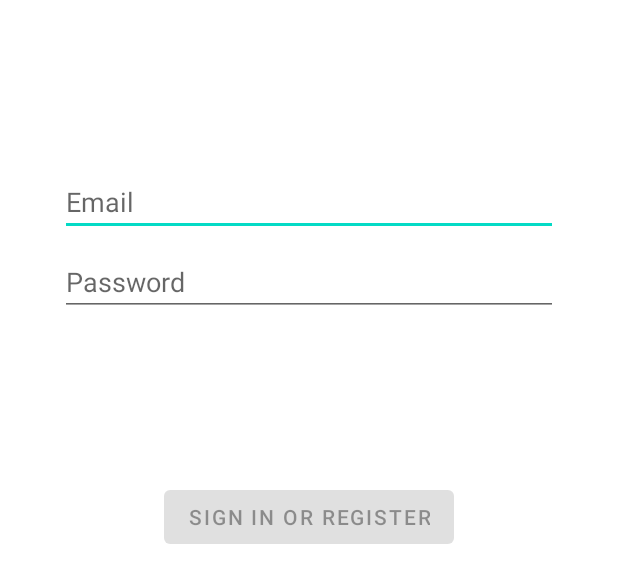
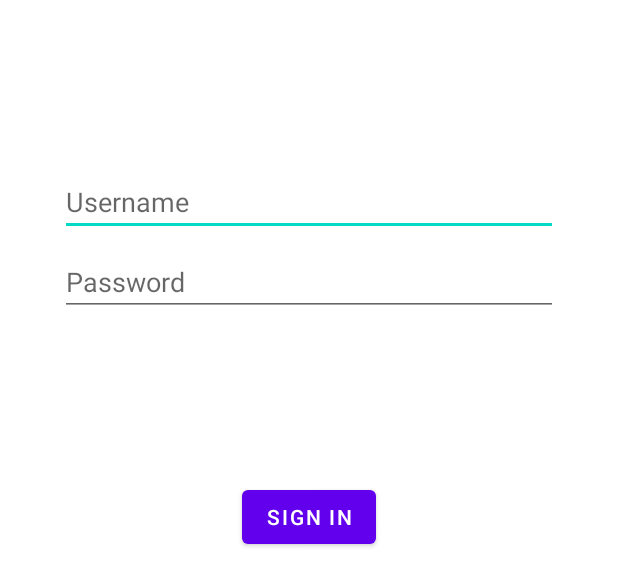
Before and after one commit to McGill-ECSE321-Winter2021/project-group-13, an Android app: the layout activity_login.xml on its own in the app's theme, with its tools: preview values and no code run, on a phone screen of 412 x 824 dp. Shown: the top 586 px of the screen. Run offline under Robolectric (Android 15) with nearby library versions, the phone set to English and light mode, and no system bars.

Commit message:
added login stuff and fixed gradle file

```diff
--- a/AutoRepairSystem-Android/app/build.gradle
+++ b/AutoRepairSystem-Android/app/build.gradle
@@ -39,4 +39,5 @@ dependencies {
     testImplementation 'junit:junit:4.+'
     androidTestImplementation 'androidx.test.ext:junit:1.1.1'
     androidTestImplementation 'androidx.test.espresso:espresso-core:3.2.0'
+    implementation 'com.loopj.android:android-async-http:1.4.9'
 }
--- a/AutoRepairSystem-Android/app/src/main/res/layout/activity_login.xml
+++ b/AutoRepairSystem-Android/app/src/main/res/layout/activity_login.xml
@@ -9,7 +9,7 @@
     android:paddingTop="@dimen/activity_vertical_margin"
     android:paddingRight="@dimen/activity_horizontal_margin"
     android:paddingBottom="@dimen/activity_vertical_margin"
-    tools:context=".ui.login.LoginActivity">
+    tools:context=".LogIn">
 
     <EditText
         android:id="@+id/username"
@@ -18,8 +18,8 @@
         android:layout_marginStart="24dp"
         android:layout_marginTop="96dp"
         android:layout_marginEnd="24dp"
-        android:hint="@string/prompt_email"
-        android:inputType="textEmailAddress"
+        android:hint="Username"
+        android:inputType="text"
         android:selectAllOnFocus="true"
         app:layout_constraintEnd_toEndOf="parent"
         app:layout_constraintStart_toStartOf="parent"
@@ -50,8 +50,9 @@
         android:layout_marginTop="16dp"
         android:layout_marginEnd="48dp"
         android:layout_marginBottom="64dp"
-        android:enabled="false"
-        android:text="@string/action_sign_in"
+        android:enabled="true"
+        android:onClick="signIn"
+        android:text="Sign In"
         app:layout_constraintBottom_toBottomOf="parent"
         app:layout_constraintEnd_toEndOf="parent"
         app:layout_constraintStart_toStartOf="parent"
```
Also changed, not shown: AutoRepairSystem-Android/app/src/main/AndroidManifest.xml (+5 -3 lines), AutoRepairSystem-Android/app/src/main/java/ca/mcgill/ca/ecse321/autorepairsystem/HttpUtils.java (+33 -0 lines), AutoRepairSystem-Android/app/src/main/java/ca/mcgill/ca/ecse321/autorepairsystem/LogIn.java (+75 -2 lines), 1 other file.
